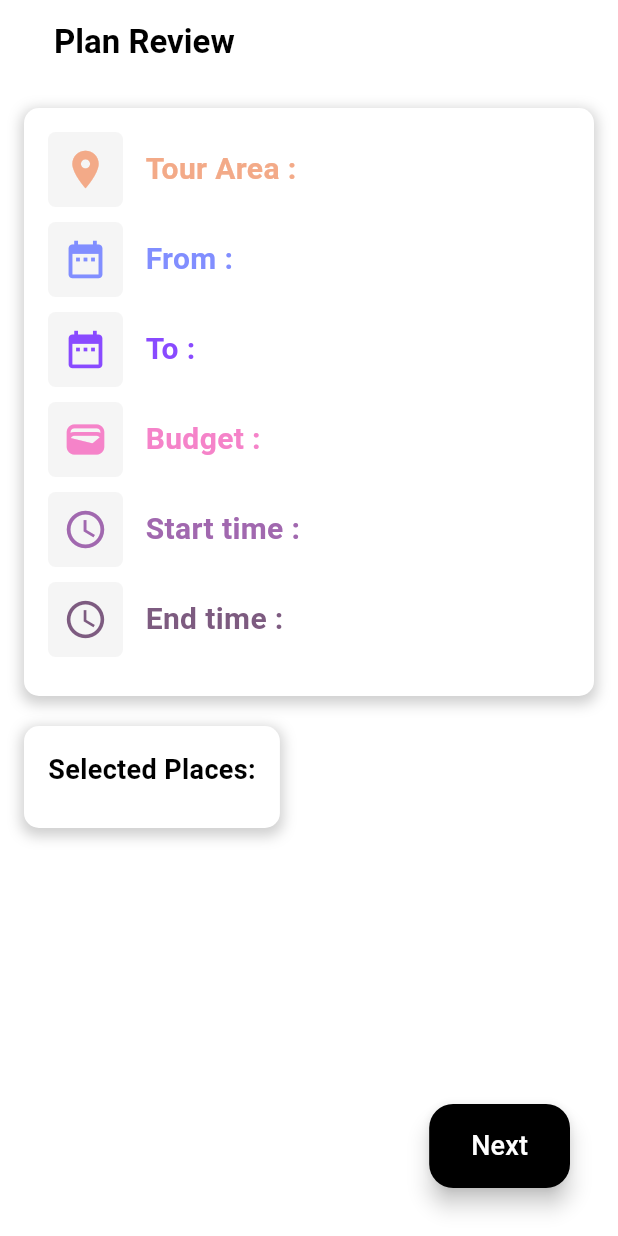
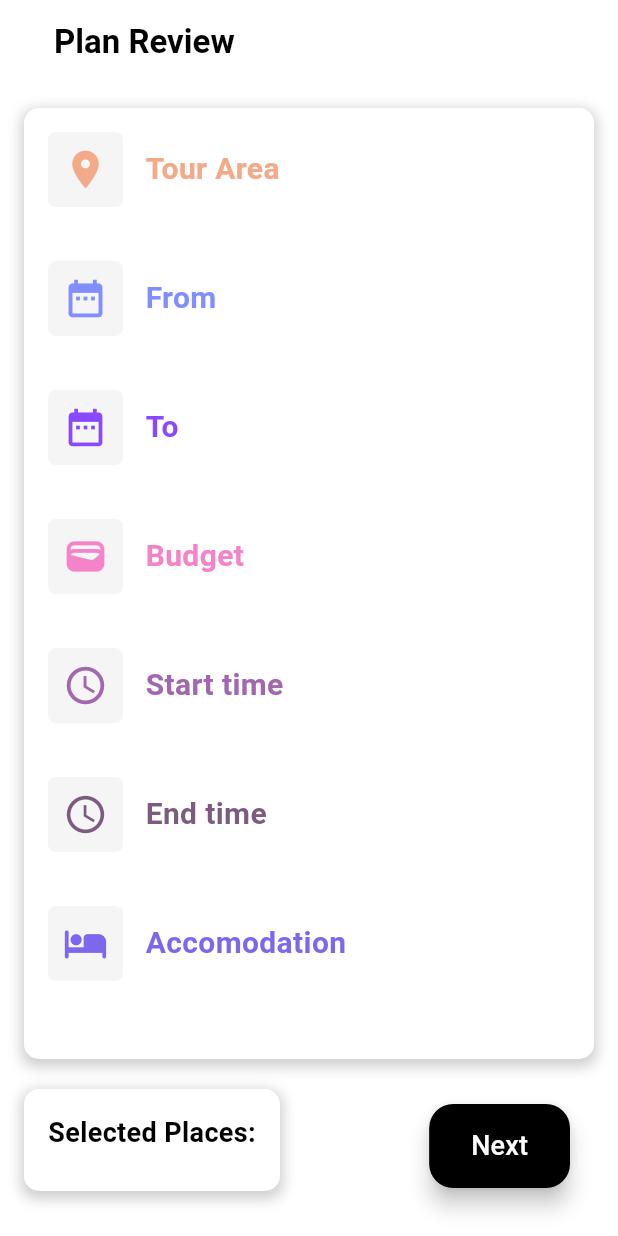
Before and after one commit to Prime-Movers/explore_ez, a Flutter app: the ReviewPlan screen opened directly, on a phone screen of 412 x 824 dp. Run offline on Flutter 3.47's test engine with Material 3 defaults, Android fonts, the phone set to English and light mode, and no system bars; our stand-ins replace bloc, cloud_firestore, equatable, firebase_auth, firebase_core, flutter_bloc and 3 more; missing offline and left inert: dart:html, flutter_polyline_points; accounts and stored records are empty.

Commit message:
updated ui

```diff
--- a/lib/screens/plan_details/review_plan.dart
+++ b/lib/screens/plan_details/review_plan.dart
@@ -62,33 +62,32 @@ class ReviewPlan extends StatelessWidget {
                   child: Column(
                     crossAxisAlignment: CrossAxisAlignment.start,
                     children: [
-                      _buildPlanInfoItem(Icons.location_on, 'Tour Area : ',
+                      _buildPlanInfoItem(Icons.location_on, 'Tour Area ',
                           state.area, const Color.fromARGB(255, 243, 170, 136)),
                       _buildPlanInfoItem(
                           Icons.date_range,
-                          'From : ',
+                          'From ',
                           state.startDate,
                           const Color.fromARGB(255, 129, 142, 255)),
-                      _buildPlanInfoItem(
-                          Icons.date_range,
-                          'To : ',
-                          state.endDate,
+                      _buildPlanInfoItem(Icons.date_range, 'To ', state.endDate,
                           const Color.fromARGB(255, 137, 74, 255)),
-                      _buildPlanInfoItem(
-                          Icons.wallet,
-                          'Budget : ',
-                          state.budget,
+                      _buildPlanInfoItem(Icons.wallet, 'Budget ', state.budget,
                           const Color.fromARGB(255, 245, 131, 201)),
                       _buildPlanInfoItem(
                           Icons.access_time,
-                          'Start time : ',
+                          'Start time ',
                           state.startTime,
                           const Color.fromARGB(255, 161, 104, 175)),
                       _buildPlanInfoItem(
                           Icons.access_time,
-                          'End time : ',
+                          'End time ',
                           state.endTime,
                           const Color.fromARGB(255, 125, 91, 128)),
+                      _buildPlanInfoItem(
+                          Icons.hotel_rounded,
+                          'Accomodation ',
+                          state.hotel.placeName,
+                          const Color.fromARGB(255, 124, 104, 236)),
                     ],
                   ),
                 ),
@@ -138,8 +137,10 @@ class ReviewPlan extends StatelessWidget {
       IconData icon, String title, String value, Color color) {
     return Padding(
       padding: const EdgeInsets.only(bottom: 10.0),
-      child: Row(
-        crossAxisAlignment: CrossAxisAlignment.center,
+      child: Column(
+        crossAxisAlignment: CrossAxisAlignment.start,
+        children: [
+          Row(
             children: [
               Container(
                 padding: const EdgeInsets.all(10.0),
@@ -154,15 +155,26 @@ class ReviewPlan extends StatelessWidget {
                 ),
               ),
               const SizedBox(width: 15),
-          Row(
-            crossAxisAlignment: CrossAxisAlignment.end,
-            children: [
               Text(
                 title,
                 style: TextStyle(
                     fontSize: 20, fontWeight: FontWeight.bold, color: color),
               ),
-              Text(value, style: const TextStyle(fontSize: 18)),
+            ],
+          ),
+          Row(
+            children: [
+              const SizedBox(
+                width: 50,
+              ),
+              Flexible(
+                child: Text(
+                  value,
+                  style: const TextStyle(fontSize: 18),
+                  overflow: TextOverflow.ellipsis,
+                  maxLines: 2,
+                ),
+              ),
             ],
           ),
         ],
```
Also changed, not shown: lib/screens/plan_details/plan_details.dart (+13 -13 lines). Lines whose indentation alone changed are shown as unchanged.
